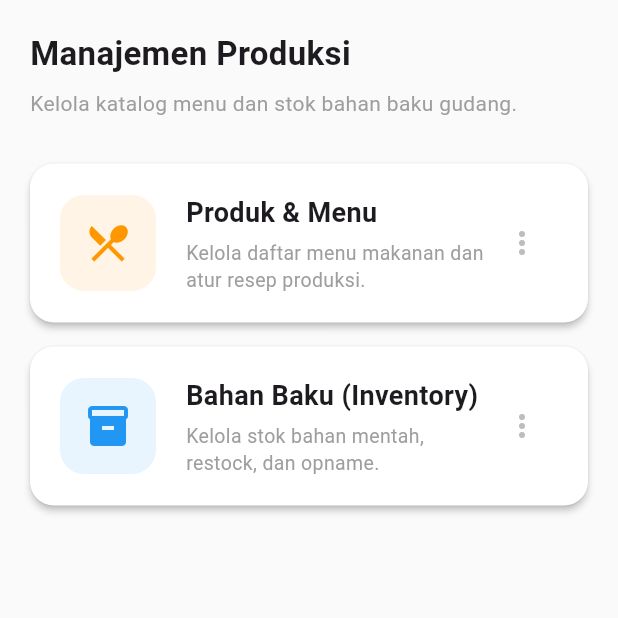
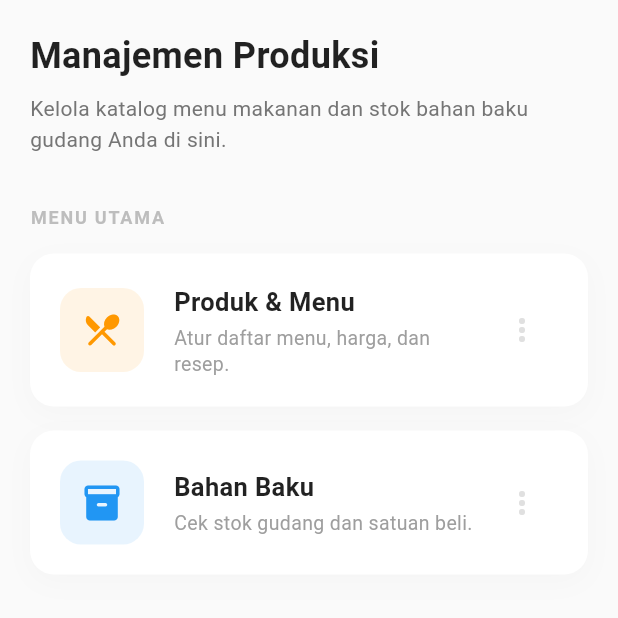
Before and after one commit to Suhardianto-Rimanda/SIMProject-Mobile, a Flutter app: the ProductionMenuPage screen opened directly, on a phone screen of 412 x 824 dp, the top half of it. Run offline on Flutter 3.47's test engine with Material 3 defaults, Android fonts, the phone set to English and light mode, and no system bars; our stand-ins replace fl_chart, flutter_dotenv, pdf, printing, shared_preferences; accounts and stored records are empty.

Commit message:
Admin - Minor Update Production Feature

```diff
--- a/lib/pages/admin/production/production_menu_page.dart
+++ b/lib/pages/admin/production/production_menu_page.dart
@@ -9,25 +9,47 @@ class ProductionMenuPage extends StatelessWidget {
   Widget build(BuildContext context) {
     return Scaffold(
       backgroundColor: Colors.grey[50],
-      // FIX: Tambahkan SingleChildScrollView agar bisa di-scroll di layar kecil
       body: SingleChildScrollView(
         physics: const AlwaysScrollableScrollPhysics(),
-        child: Padding(
         padding: const EdgeInsets.all(20.0),
         child: Column(
           crossAxisAlignment: CrossAxisAlignment.start,
           children: [
-              const Text("Manajemen Produksi", style: TextStyle(fontSize: 22, fontWeight: FontWeight.bold)),
+            // Header Section
+            const Text(
+                "Manajemen Produksi",
+                style: TextStyle(
+                    fontSize: 24,
+                    fontWeight: FontWeight.bold,
+                    color: Colors.black87
+                )
+            ),
             const SizedBox(height: 8),
-              const Text("Kelola katalog menu dan stok bahan baku gudang.", style: TextStyle(color: Colors.grey)),
-              const SizedBox(height: 30),
+            Text(
+              "Kelola katalog menu makanan dan stok bahan baku gudang Anda di sini.",
+              style: TextStyle(color: Colors.grey[600], fontSize: 14, height: 1.5),
+            ),
 
-              // MENU 1: PRODUK
+            const SizedBox(height: 32),
+
+            // Section Label
+            Text(
+                "MENU UTAMA",
+                style: TextStyle(
+                    fontSize: 12,
+                    fontWeight: FontWeight.bold,
+                    color: Colors.grey[400],
+                    letterSpacing: 1.2
+                )
+            ),
+            const SizedBox(height: 16),
+
+            // MENU 1: PRODUK & MENU
             _buildMenuCard(
               context,
               title: "Produk & Menu",
-                subtitle: "Kelola daftar menu makanan dan atur resep produksi.",
-                icon: Icons.restaurant_menu,
+              subtitle: "Atur daftar menu, harga, dan resep.",
+              icon: Icons.restaurant_menu_rounded,
               color: Colors.orange,
               onTap: () {
                 Navigator.push(context, MaterialPageRoute(builder: (_) => const ProductManagementPage()));
@@ -36,22 +58,21 @@ class ProductionMenuPage extends StatelessWidget {
 
             const SizedBox(height: 16),
 
-              // MENU 2: BAHAN BAKU (Placeholder dulu)
+            // MENU 2: BAHAN BAKU
             _buildMenuCard(
               context,
-                title: "Bahan Baku (Inventory)",
-                subtitle: "Kelola stok bahan mentah, restock, dan opname.",
-                icon: Icons.inventory_2,
+              title: "Bahan Baku",
+              subtitle: "Cek stok gudang dan satuan beli.",
+              icon: Icons.inventory_2_rounded,
               color: Colors.blue,
               onTap: () {
                 Navigator.push(context, MaterialPageRoute(builder: (_) => const IngredientManagementPage()));
               },
             ),
 
-              // Spasi tambahan agar tidak mepet bawah di layar kecil
+            // Spacer bawah untuk menghindari overflow di layar kecil
             const SizedBox(height: 40),
           ],
-          ),
         ),
       ),
     );
@@ -64,10 +85,20 @@ class ProductionMenuPage extends StatelessWidget {
     required Color color,
     required VoidCallback onTap,
   }) {
-    return Material(
+    return Container(
+      decoration: BoxDecoration(
         color: Colors.white,
         borderRadius: BorderRadius.circular(16),
-      elevation: 2,
+        boxShadow: [
+          BoxShadow(
+              color: Colors.grey.withOpacity(0.06),
+              blurRadius: 15,
+              offset: const Offset(0, 5)
+          )
+        ],
+      ),
+      child: Material(
+        color: Colors.transparent,
         child: InkWell(
           onTap: onTap,
           borderRadius: BorderRadius.circular(16),
@@ -75,50 +106,69 @@ class ProductionMenuPage extends StatelessWidget {
             padding: const EdgeInsets.all(20),
             child: Row(
               children: [
+                // Icon Box
                 Container(
-                padding: const EdgeInsets.all(16),
+                  padding: const EdgeInsets.all(14),
                   decoration: BoxDecoration(
                     color: color.withOpacity(0.1),
-                  borderRadius: BorderRadius.circular(16),
+                    borderRadius: BorderRadius.circular(14),
                   ),
-                child: Icon(icon, color: color, size: 32),
+                  child: Icon(icon, color: color, size: 28),
                 ),
+
                 const SizedBox(width: 20),
+
+                // Text Content
                 Expanded(
                   child: Column(
                     crossAxisAlignment: CrossAxisAlignment.start,
                     children: [
-                    Text(title, style: const TextStyle(fontSize: 18, fontWeight: FontWeight.bold)),
+                      Text(
+                          title,
+                          style: const TextStyle(
+                              fontSize: 17,
+                              fontWeight: FontWeight.bold,
+                              color: Colors.black87
+                          )
+                      ),
                       const SizedBox(height: 4),
-                    Text(subtitle, style: const TextStyle(color: Colors.grey, fontSize: 13, height: 1.4)),
+                      Text(
+                          subtitle,
+                          style: TextStyle(
+                              color: Colors.grey[500],
+                              fontSize: 13,
+                              height: 1.3
+                          )
+                      ),
                     ],
                   ),
                 ),
-              // PERUBAHAN DI SINI: Ganti Arrow dengan PopupMenuButton
+
+                // Action Menu (Titik Tiga)
                 PopupMenuButton<String>(
-                icon: Icon(Icons.more_vert, color: Colors.grey[400]),
+                  icon: Icon(Icons.more_vert_rounded, color: Colors.grey[300]),
+                  shape: RoundedRectangleBorder(borderRadius: BorderRadius.circular(12)),
                   onSelected: (value) {
                     if (value == 'open') onTap();
                   },
-                shape: RoundedRectangleBorder(borderRadius: BorderRadius.circular(12)),
-                itemBuilder: (BuildContext context) => <PopupMenuEntry<String>>[
-                  const PopupMenuItem<String>(
+                  itemBuilder: (context) => [
+                    const PopupMenuItem(
                       value: 'open',
                       child: Row(
                         children: [
-                        Icon(Icons.open_in_new, color: Colors.blue, size: 20),
+                          Icon(Icons.arrow_forward, size: 18, color: Colors.black54),
                           SizedBox(width: 12),
-                        Text('Buka Menu'),
+                          Text("Buka Menu"),
                         ],
                       ),
                     ),
-                  // Bisa tambah opsi lain nanti, misal "Lihat Laporan Cepat"
                   ],
                 ),
               ],
             ),
           ),
         ),
+      ),
     );
   }
 }
```
Lines whose indentation alone changed are shown as unchanged.
